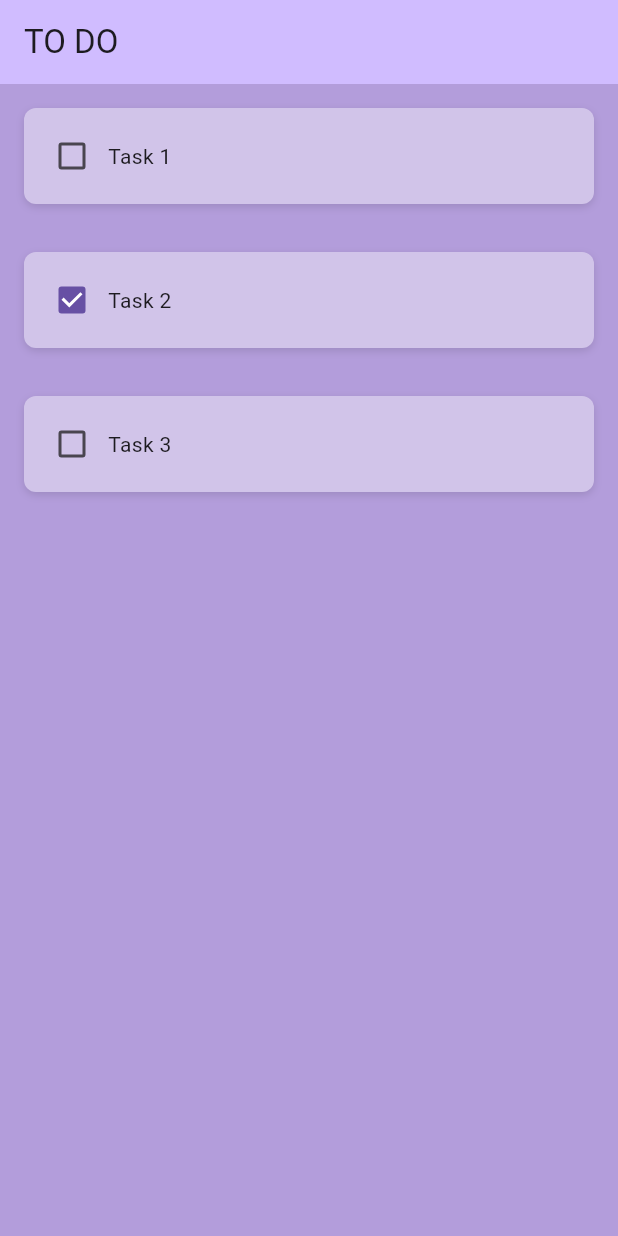
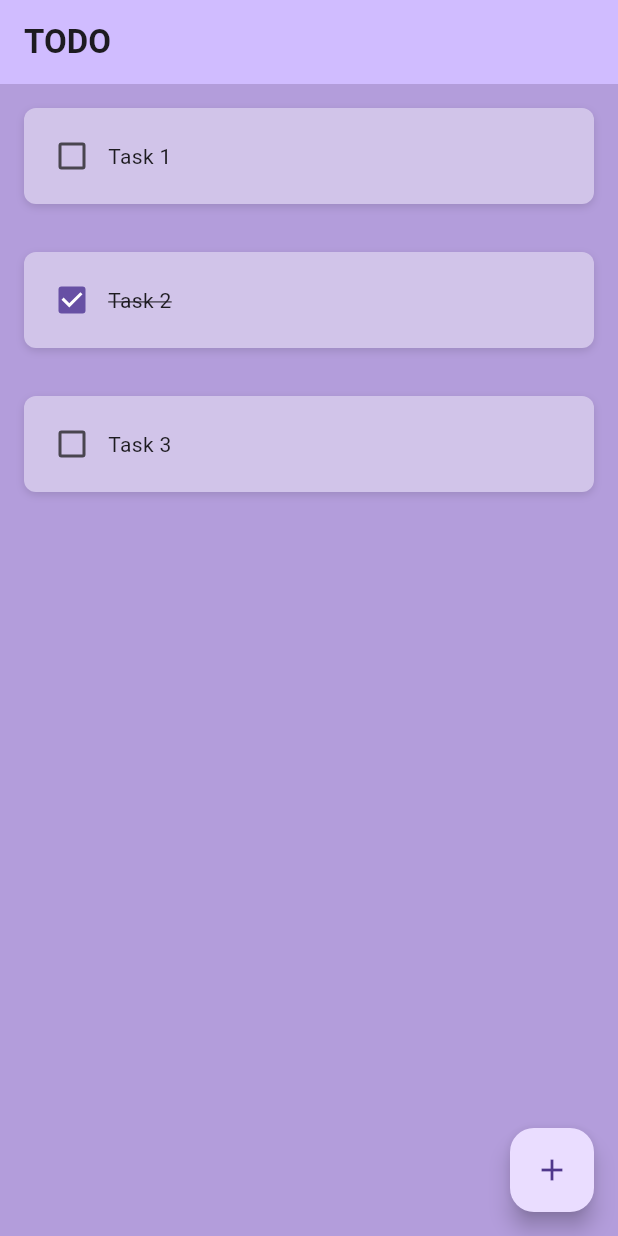
Before and after one commit to wangpf1129/flutter_todo, a Flutter app: the screen it shows after launch, on a phone screen of 412 x 824 dp. Run offline on Flutter 3.47's test engine with Material 3 defaults, Android fonts, the phone set to English and light mode, and no system bars.

Commit message:
Add DialogBox component for creating new tasks

```diff
--- a/lib/components/todo_tile.dart
+++ b/lib/components/todo_tile.dart
@@ -33,7 +33,14 @@ class TodoTile extends StatelessWidget {
             value: isCompleted,
             onChanged: onCheckboxChanged,
           ),
-          Text(taskName),
+          Text(
+            taskName,
+            style: TextStyle(
+              decoration: isCompleted
+                  ? TextDecoration.lineThrough
+                  : TextDecoration.none,
+            ),
+          ),
         ],
       ),
     );
--- a/lib/pages/home_page.dart
+++ b/lib/pages/home_page.dart
@@ -1,4 +1,5 @@
 import 'package:flutter/material.dart';
+import 'package:todo_flutter/components/dialog_box.dart';
 import 'package:todo_flutter/components/todo_tile.dart';
 
 class HomePage extends StatefulWidget {
@@ -9,6 +10,7 @@ class HomePage extends StatefulWidget {
 }
 
 class _HomePageState extends State<HomePage> {
+  final _controller = TextEditingController();
   List toDoList = [
     ['Task 1', false],
     ['Task 2', true],
@@ -21,13 +23,31 @@ class _HomePageState extends State<HomePage> {
     });
   }
 
+  void saveNewTask() {
+    setState(() {
+      toDoList.add([_controller.text, false]);
+    });
+    _controller.clear();
+    Navigator.of(context).pop();
+  }
+
+  void createNewTask() {
+    showDialog(
+        context: context,
+        builder: (context) =>
+            DialogBox(controller: _controller, onSave: saveNewTask));
+  }
+
   @override
   Widget build(BuildContext context) {
     return Scaffold(
         backgroundColor: Colors.deepPurple[200],
         appBar: AppBar(
           backgroundColor: Theme.of(context).colorScheme.inversePrimary,
-        title: const Text('TO DO'),
+          title: const Text(
+            'TODO',
+            style: TextStyle(fontWeight: FontWeight.bold),
+          ),
           elevation: 0,
         ),
         body: ListView.builder(
@@ -39,6 +59,9 @@ class _HomePageState extends State<HomePage> {
                 onCheckboxChanged: (value) => checkBoxChanged(value, index));
           },
         ),
-    );
+        floatingActionButton: FloatingActionButton(
+          onPressed: createNewTask,
+          child: const Icon(Icons.add),
+        ));
   }
 }
```
Also changed, not shown: lib/components/dialog_box.dart (added, +47 -0 lines). Lines whose indentation alone changed are shown as unchanged.
